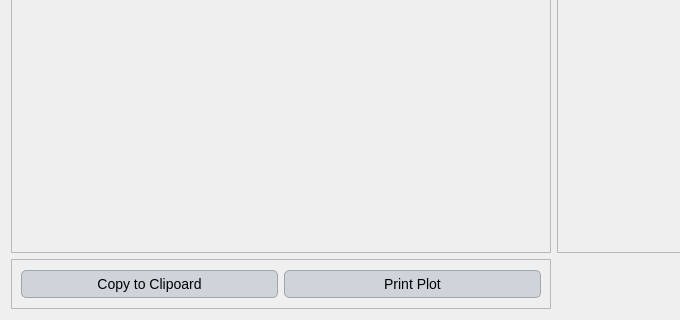
Above: ui/owq_graph_reduction.ui from Inigobarbe/VFSMOD-GUI before the change; both pictures show x 0 to 680 and y 139 to 459 of the 768 by 459 pixel window. Below: the same form after it.
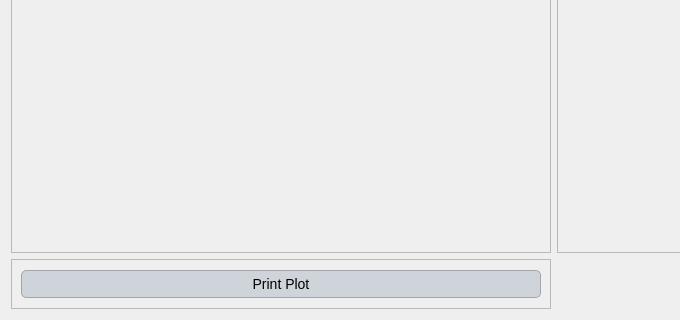
That is the form after the change.

Diff of the .ui file:
```diff
--- a/ui/owq_graph_reduction.ui
+++ b/ui/owq_graph_reduction.ui
@@ -173,14 +173,7 @@
       <item row="0" column="0">
        <layout class="QHBoxLayout" name="horizontalLayout">
         <item>
-         <widget class="QPushButton" name="pushButton">
-          <property name="text">
-           <string>Copy to Clipoard</string>
-          </property>
-         </widget>
-        </item>
-        <item>
-         <widget class="QPushButton" name="pushButton_2">
+         <widget class="QPushButton" name="print_graph">
           <property name="text">
            <string>Print Plot</string>
           </property>
```
